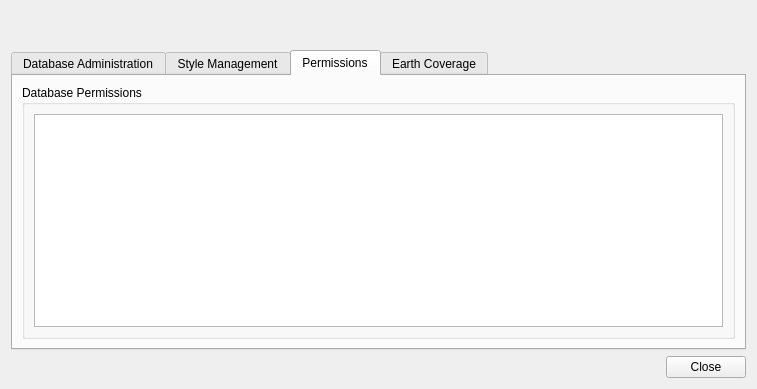
This is ServerTools/batchDbManager.ui in dsgoficial/DsgTools as Qt 5 draws it before an edit. The edited form follows.
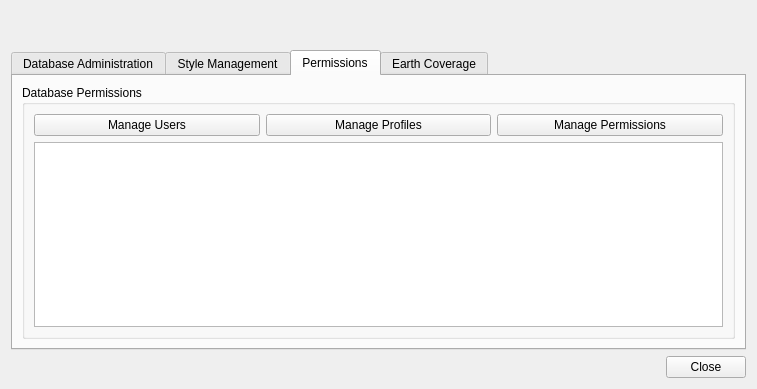
This is the edited form. The open tabs and pages were chosen to show the change. Custom widgets are drawn as their Qt base class.

Commit message: batch permissions prototype ui

The edit to the form file:
```diff
--- a/ServerTools/batchDbManager.ui
+++ b/ServerTools/batchDbManager.ui
@@ -191,6 +191,27 @@
          </property>
          <layout class="QGridLayout" name="gridLayout_2">
           <item row="0" column="0">
+           <widget class="QPushButton" name="manageUsersPushButton">
+            <property name="text">
+             <string>Manage Users</string>
+            </property>
+           </widget>
+          </item>
+          <item row="0" column="1">
+           <widget class="QPushButton" name="manageProfilesPushButton">
+            <property name="text">
+             <string>Manage Profiles</string>
+            </property>
+           </widget>
+          </item>
+          <item row="0" column="2">
+           <widget class="QPushButton" name="managePermissionsPushButton">
+            <property name="text">
+             <string>Manage Permissions</string>
+            </property>
+           </widget>
+          </item>
+          <item row="1" column="0" colspan="3">
            <widget class="QTreeWidget" name="treeWidget">
             <property name="rootIsDecorated">
              <bool>true</bool>
```
The commit also changes 1 other file.
